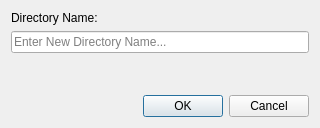
The window that ui/createdirdialog.ui (maxavadallat/maxcommander) describes before a commit, drawn with Qt 5.
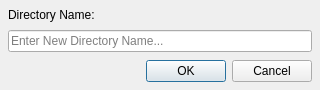
The same window after the commit.

The edit to the form file:
```diff
--- a/ui/createdirdialog.ui
+++ b/ui/createdirdialog.ui
@@ -7,7 +7,7 @@
     <x>0</x>
     <y>0</y>
     <width>320</width>
-    <height>128</height>
+    <height>90</height>
    </rect>
   </property>
   <property name="sizePolicy">
@@ -19,21 +19,24 @@
   <property name="minimumSize">
    <size>
     <width>320</width>
-    <height>128</height>
+    <height>90</height>
    </size>
   </property>
   <property name="maximumSize">
    <size>
-    <width>400</width>
-    <height>128</height>
+    <width>16777215</width>
+    <height>90</height>
    </size>
   </property>
   <property name="windowTitle">
    <string>Create Directory</string>
   </property>
   <layout class="QGridLayout" name="gridLayout">
-   <property name="verticalSpacing">
-    <number>-1</number>
+   <property name="margin">
+    <number>8</number>
+   </property>
+   <property name="spacing">
+    <number>8</number>
    </property>
    <item row="0" column="0">
     <widget class="QLabel" name="directoryNameTitleLabel">
@@ -58,26 +61,13 @@
      </property>
     </widget>
    </item>
-   <item row="3" column="0">
+   <item row="2" column="0">
     <widget class="QDialogButtonBox" name="buttonBox">
      <property name="standardButtons">
       <set>QDialogButtonBox::Cancel|QDialogButtonBox::Ok</set>
      </property>
     </widget>
    </item>
-   <item row="2" column="0">
-    <spacer name="verticalSpacer">
-     <property name="orientation">
-      <enum>Qt::Vertical</enum>
-     </property>
-     <property name="sizeHint" stdset="0">
-      <size>
-       <width>20</width>
-       <height>40</height>
-      </size>
-     </property>
-    </spacer>
-   </item>
   </layout>
  </widget>
  <resources/>
```
Left out of the diff: 3 changed lines with no effect on the pictures.
